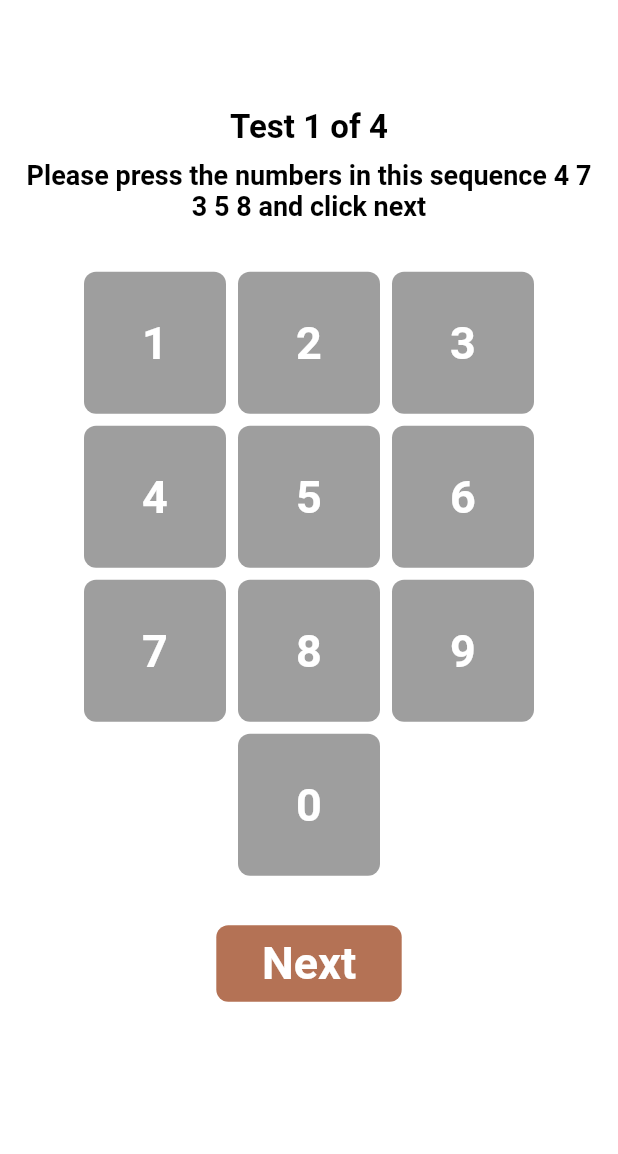
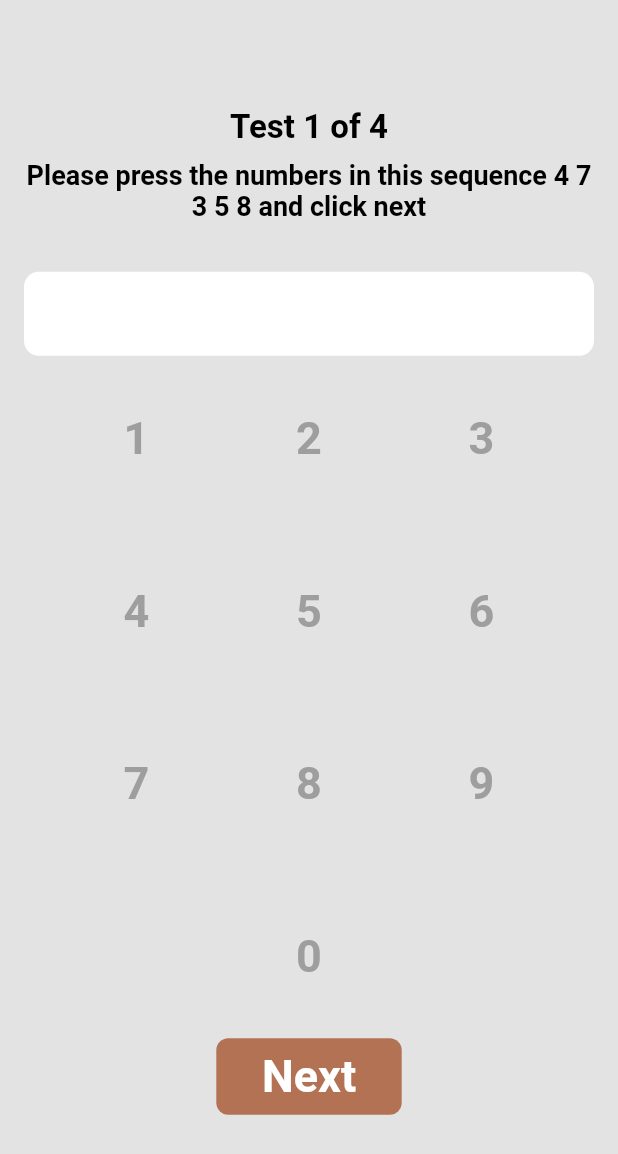
Before and after one commit to anup-paul/audio_project, a Flutter app: the screen it shows after launch, on a phone screen of 412 x 824 dp. Shown: the top 1154 px of the screen. Run offline on Flutter 3.47's test engine with Material 2 defaults, Android fonts, the phone set to English and light mode, and no system bars; our stand-ins replace audioplayers.

Commit message:
ui update

```diff
--- a/lib/pages/audio_screen/audio_screen.dart
+++ b/lib/pages/audio_screen/audio_screen.dart
@@ -40,13 +40,14 @@ class _AudioScreeenState extends State<AudioScreeen> {
   @override
   Widget build(BuildContext context) {
     return Scaffold(
-        backgroundColor: Colors.white,
+        backgroundColor: const Color.fromARGB(255, 227, 227, 227),
         appBar: AppBar(
-          backgroundColor: Colors.white,
+          backgroundColor: const Color.fromARGB(255, 227, 227, 227),
           elevation: 0,
         ),
         body: Padding(
           padding: const EdgeInsets.all(16.0),
+          child: SingleChildScrollView(
             child: Column(
               children: [
                 const Text(
@@ -71,13 +72,25 @@ class _AudioScreeenState extends State<AudioScreeen> {
                 SizedBox(
                   height: MediaQuery.of(context).size.height * 0.04,
                 ),
+                Container(
+                  padding:
+                      const EdgeInsets.symmetric(vertical: 4, horizontal: 10),
+                  decoration: BoxDecoration(
+                      color: Colors.white,
+                      borderRadius: BorderRadius.circular(10)),
+                  child: const TextField(
+                    cursorColor: Colors.white,
+                    decoration: InputDecoration(border: InputBorder.none),
+                  ),
+                ),
                 Padding(
-                padding: const EdgeInsets.symmetric(horizontal: 40.0),
+                  padding: const EdgeInsets.symmetric(horizontal: 20.0),
                   child: GridView.count(
+                    physics: const NeverScrollableScrollPhysics(),
                     shrinkWrap: true,
                     crossAxisCount: 3,
-                  crossAxisSpacing: 8.0,
-                  mainAxisSpacing: 8.0,
+                    crossAxisSpacing: 5.0,
+                    mainAxisSpacing: 5.0,
                     children: [
                       InkWell(
                         onTap: () {
@@ -233,9 +246,9 @@ class _AudioScreeenState extends State<AudioScreeen> {
                     ],
                   ),
                 ),
-              SizedBox(
-                height: MediaQuery.of(context).size.height * 0.04,
-              ),
+                // SizedBox(
+                //   height: MediaQuery.of(context).size.height * 0.04,
+                // ),
                 InkWell(
                   onTap: () {},
                   child: Center(
@@ -244,7 +257,7 @@ class _AudioScreeenState extends State<AudioScreeen> {
                     padding: const EdgeInsets.all(8),
                     decoration: BoxDecoration(
                         borderRadius: BorderRadius.circular(8),
-                      color: Color.fromARGB(255, 180, 114, 85)),
+                        color: const Color.fromARGB(255, 180, 114, 85)),
                     child: const Center(
                       child: Text(
                         "Next",
@@ -257,6 +270,7 @@ class _AudioScreeenState extends State<AudioScreeen> {
                   )),
                 ),
               ],
+            ),
           ),
         ));
   }
@@ -272,12 +286,13 @@ class DigitWidget extends StatelessWidget {
     return Container(
       padding: const EdgeInsets.all(2),
       decoration: BoxDecoration(
-          borderRadius: BorderRadius.circular(8), color: Colors.grey),
+        borderRadius: BorderRadius.circular(8),
+      ),
       child: Center(
         child: Text(
           title!,
           style: const TextStyle(
-              color: Colors.white, fontSize: 30, fontWeight: FontWeight.bold),
+              color: Colors.grey, fontSize: 30, fontWeight: FontWeight.bold),
         ),
       ),
     );
```
Lines whose indentation alone changed are shown as unchanged.
